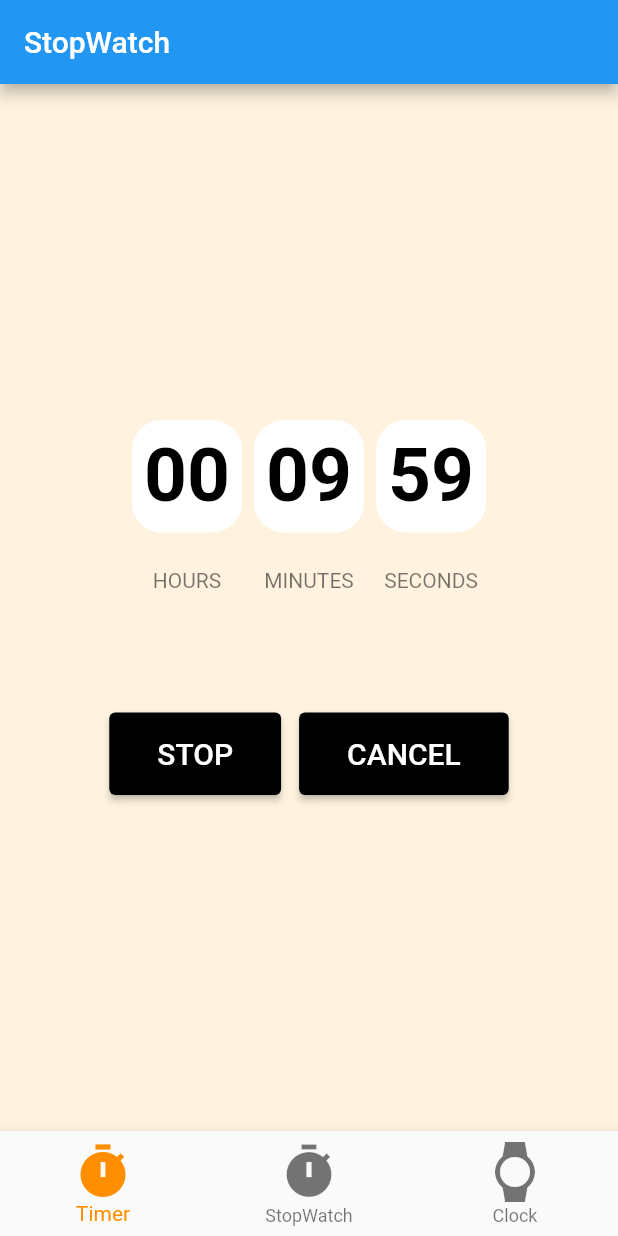
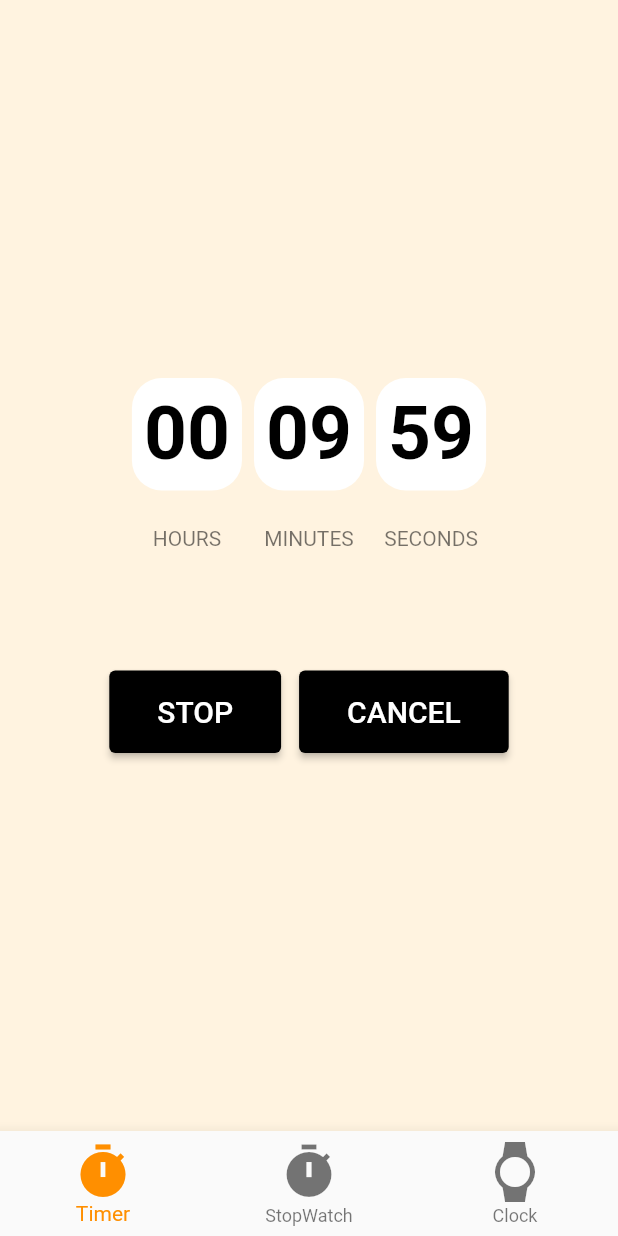
Before and after one commit to sajidsalu/MyTimer, a Flutter app: the screen it shows after launch, after a tap on "Start Timer!", on a phone screen of 412 x 824 dp. Run offline on Flutter 3.47's test engine with Material 2 defaults, Android fonts, the phone set to English and light mode, and no system bars; our stand-ins replace rxdart, timer_builder; generated files the repository leaves out were written again.

Commit message:
clock implementation

```diff
--- a/lib/clock.dart
+++ b/lib/clock.dart
@@ -1,4 +1,6 @@
 import 'package:flutter/material.dart';
+import 'package:intl/intl.dart';
+import 'package:timer_builder/timer_builder.dart';
 
 class ClockScreen extends StatefulWidget {
   const ClockScreen({Key? key}) : super(key: key);
@@ -8,12 +10,35 @@ class ClockScreen extends StatefulWidget {
 }
 
 class _clockScreenState extends State<ClockScreen> {
+  String getSystemTime(){
+    final DateTime now = DateTime.now();
+    final DateFormat formatter = DateFormat("hh:mm:ss a");
+    final String formatted = formatter.format(now);
+    return formatted;
+  }
+
+
   @override
   Widget build(BuildContext context) {
-    return  const Scaffold(
+    return  Scaffold(
+      backgroundColor: Colors.orange[50],
         body: Center(
-        child: Text("Clock screeen"),
-      ),
+          child: Column(
+            mainAxisAlignment: MainAxisAlignment.center,
+            mainAxisSize: MainAxisSize.max,
+            children: [
+              TimerBuilder.periodic(const Duration(seconds: 1), builder: (context) {
+                return Text(
+                  getSystemTime().toString(),
+                  style: const TextStyle(
+                      color: Color(0xff2d386b),
+                      fontSize: 30,
+                      fontWeight: FontWeight.w700),
+                );
+              }),
+            ],
+          ),
+        ),
     );
   }
 }
--- a/lib/stopwatchtimer.dart
+++ b/lib/stopwatchtimer.dart
@@ -91,10 +91,6 @@ class _StopWatchTimerPageState extends State<StopWatchTimerPage> {
     return MaterialApp(
       home: Scaffold(
         backgroundColor: Colors.orange[50],
-        appBar: AppBar(
-          automaticallyImplyLeading: false,
-          title: Text(Localization.stopwatch),
-        ),
         body: Center(
           child: Column(
             mainAxisAlignment: MainAxisAlignment.center,
--- a/pubspec.yaml
+++ b/pubspec.yaml
@@ -32,6 +32,8 @@ dependencies:
   flutter_localizations:
     sdk: flutter
   rxdart: ^0.27.5
+  timer_builder: ^2.0.0
+  flutter_native_timezone: ^2.0.0
 
   # The following adds the Cupertino Icons font to your application.
   # Use with the CupertinoIcons class for iOS style icons.
```
Also changed, not shown: pubspec.lock.
